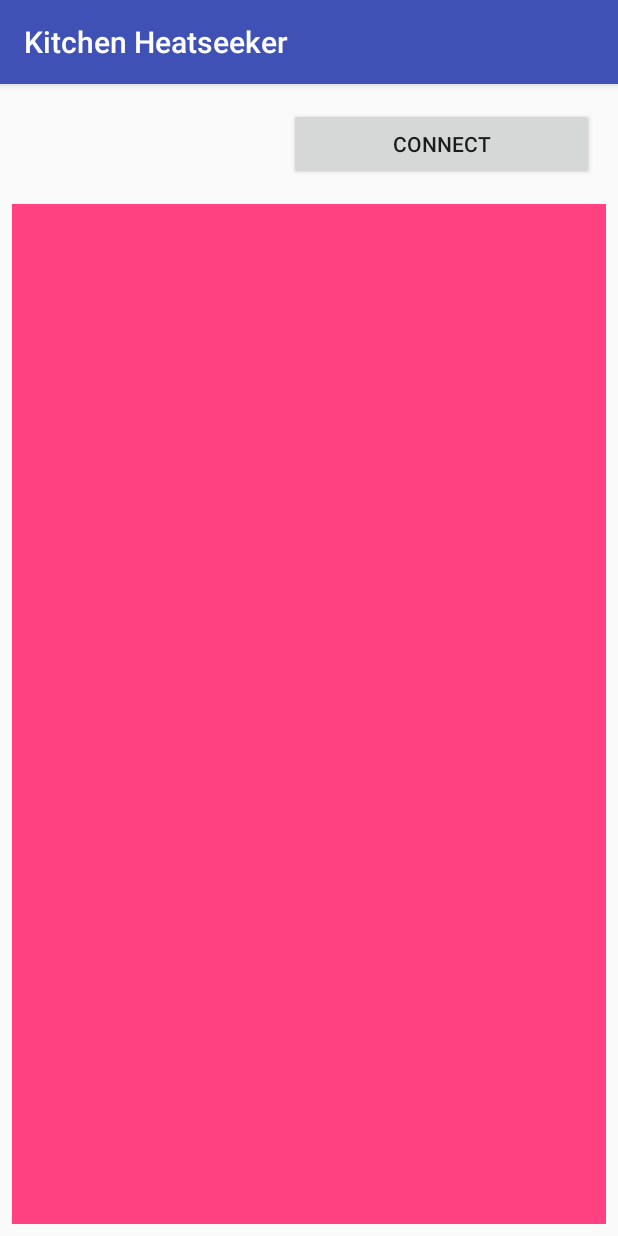
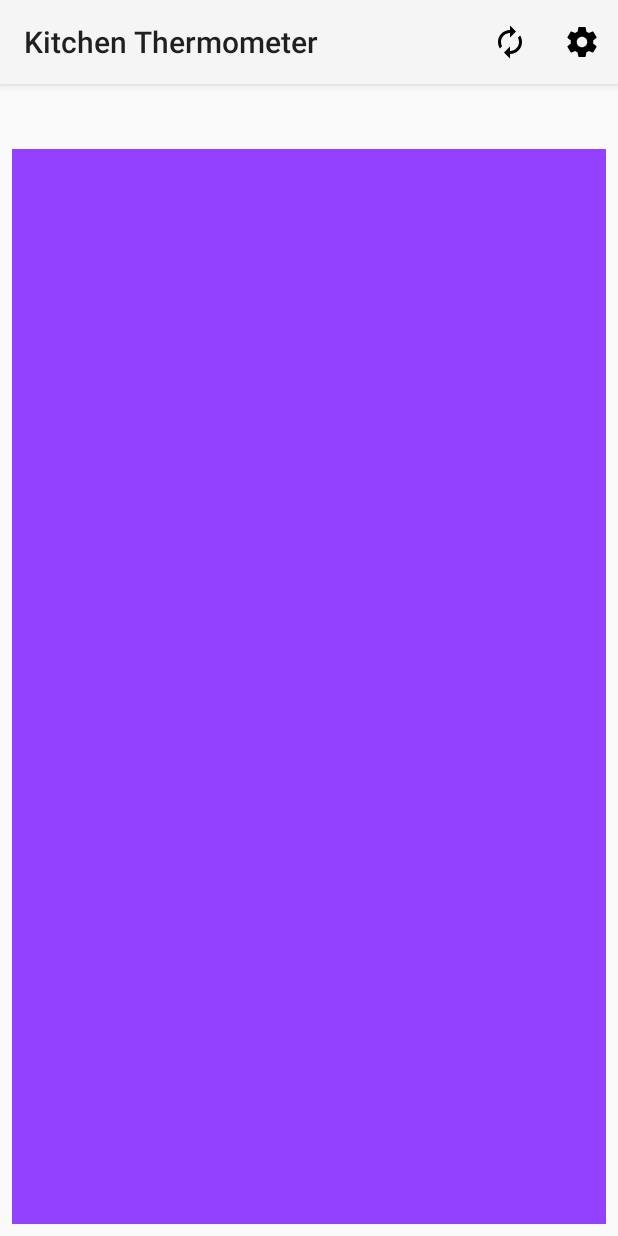
Before and after one commit to tom-mi/kitchen-thermometer-app, an Android app: the screen it shows after launch (HeatDisplay), on a phone screen of 412 x 824 dp. Run offline under Robolectric (Android 15) with nearby library versions, the phone set to English and light mode, and no system bars; libraries missing offline, so code that uses them is left out: org.apache.commons.

Commit message:
Big refactoring finished

```diff
--- a/app/build.gradle
+++ b/app/build.gradle
@@ -18,6 +18,7 @@ android {
             proguardFiles getDefaultProguardFile('proguard-android.txt'), 'proguard-rules.pro'
         }
     }
+    sourceSets { main { res.srcDirs = ['src/main/res'] } }
 }
 androidExtensions {
     experimental = true
--- a/app/src/main/AndroidManifest.xml
+++ b/app/src/main/AndroidManifest.xml
@@ -9,7 +9,7 @@
         android:label="@string/app_name"
         android:roundIcon="@mipmap/ic_launcher_round"
         android:supportsRtl="true"
-        android:theme="@style/AppTheme">
+        android:theme="@style/Theme.AppCompat.Light.NoActionBar">
 
         <activity android:name="de.rfnbrgr.kitchenthermometer.HeatDisplay">
             <intent-filter>
--- a/app/src/main/java/de/rfnbrgr/kitchenthermometer/HeatDisplay.kt
+++ b/app/src/main/java/de/rfnbrgr/kitchenthermometer/HeatDisplay.kt
@@ -1,57 +1,123 @@
 package de.rfnbrgr.kitchenthermometer
 
-import android.content.BroadcastReceiver
-import android.content.Context
-import android.content.Intent
-import android.content.IntentFilter
+import android.content.*
 import android.graphics.Color
 import android.os.Bundle
 import android.preference.PreferenceManager
+import android.support.v4.content.LocalBroadcastManager
+import android.support.v7.app.AlertDialog
 import android.support.v7.app.AppCompatActivity
 import android.util.Log
+import android.view.Menu
+import android.view.MenuItem
 import kotlinx.android.synthetic.main.activity_heat_display.*
 
-class HeatDisplay : AppCompatActivity() {
+class HeatDisplay : AppCompatActivity(), SharedPreferences.OnSharedPreferenceChangeListener {
 
-    private val receiver = object: BroadcastReceiver() {
+    private val receiver = object : BroadcastReceiver() {
         override fun onReceive(context: Context?, intent: Intent?) {
             if (intent?.action == HEAT_FRAME_ACTION) {
                 val frame = intent.getParcelableExtra<HeatFrame>(HEAT_FRAME_PAYLOAD)
                 heatmap.setFrame(frame)
-                textClientStatus.text = "Receiving"
             }
             if (intent?.action == CLIENT_STATE_ACTION) {
                 val state = intent.getSerializableExtra(CLIENT_STATE_PAYLOAD) as DeviceClient.ClientState
-                textClientStatus.text = state.toString()
+                val hostname = intent.getStringExtra(CLIENT_STATE_HOSTNAME) ?: ""
+                when (state) {
+                    DeviceClient.ClientState.CONNECTING -> textClientStatus.text = getString(R.string.state_connecting, hostname)
+                    DeviceClient.ClientState.CONNECTED -> textClientStatus.text = getString(R.string.state_connected, hostname)
+                    DeviceClient.ClientState.NOT_CONNECTED -> textClientStatus.text = getString(R.string.state_not_connected)
+                    DeviceClient.ClientState.FAILED -> textClientStatus.text = getString(R.string.state_failed, hostname)
+                    else -> textClientStatus.text = getString(R.string.state_unknown)
+                }
             }
         }
+    }
+
+    override fun onCreateOptionsMenu(menu: Menu?): Boolean {
+        menuInflater.inflate(R.menu.toolbar_menu, menu)
+        return true
     }
 
     override fun onCreate(savedInstanceState: Bundle?) {
         super.onCreate(savedInstanceState)
         PreferenceManager.setDefaultValues(this, R.xml.preferences, false)
+        setContentView(R.layout.activity_heat_display)
+        initializeToolbar()
+        configureHeatmap()
+        val sharedPref = PreferenceManager.getDefaultSharedPreferences(this)
+        sharedPref.registerOnSharedPreferenceChangeListener(this)
+    }
 
-        setContentView(R.layout.activity_heat_display)
+    private fun initializeToolbar() {
+        setSupportActionBar(toolbar)
+    }
 
-        configureHeatmap()
+    override fun onOptionsItemSelected(item: MenuItem) = when (item.itemId) {
+        R.id.action_settings -> {
+            startActivity(Intent(this, SettingsActivity::class.java))
+            true
+        }
+
+        R.id.action_reconnect -> {
+            startService(Intent(this, DeviceClientService::class.java))
+            true
+        }
+
+        else -> {
+            super.onOptionsItemSelected(item)
+        }
+
+    }
+
+    override fun onSharedPreferenceChanged(sharedPreferences: SharedPreferences?, key: String?) {
+        Log.d(javaClass.simpleName, "Preference for key $key changed")
+        if (key == getString(R.string.pref_smooth_heatmap) || key == getString(R.string.pref_interpolate_heatmap)) {
+            configureHeatmap()
+        }
     }
 
     override fun onStart() {
         super.onStart()
-        Log.d("Display", "heatmap width2: ${heatmap.width}")
         val filter = IntentFilter()
         filter.addAction(HEAT_FRAME_ACTION)
         filter.addAction(CLIENT_STATE_ACTION)
-        registerReceiver(receiver, filter)
+        LocalBroadcastManager.getInstance(this).registerReceiver(receiver, filter)
+
+        startService(Intent(this, DeviceClientService::class.java))
     }
 
     override fun onStop() {
         super.onStop()
-        unregisterReceiver(receiver)
+        LocalBroadcastManager.getInstance(this).unregisterReceiver(receiver)
+        stopService(Intent(this, DeviceClientService::class.java))
+    }
+
+    override fun onResume() {
+        super.onResume()
+        val sharedPref = PreferenceManager.getDefaultSharedPreferences(this)
+        val hostname = sharedPref.getString(getString(R.string.pref_hostname), "")
+        if (hostname == "") {
+            showSetHostnameDialog()
+        }
+    }
+
+    private fun showSetHostnameDialog() {
+        val builder = AlertDialog.Builder(this)
+        builder
+                .setTitle(R.string.dialog_hostname_not_set_title)
+                .setMessage(R.string.dialog_hostname_not_set_message)
+                .setNeutralButton(R.string.ok, { _, _ ->
+                    startActivity(Intent(this, SettingsActivity::class.java))
+                })
+                .setIcon(R.drawable.ic_warning_black_24dp)
+                .show()
     }
 
     private fun configureHeatmap() {
+        val sharedPref = PreferenceManager.getDefaultSharedPreferences(this)
         heatmap.colorStops = mapOf(0f to Color.BLUE, 20f to Color.GREEN, 50f to Color.YELLOW, 100f to Color.RED)
-        heatmap.smooth = getPreferences(Context.MODE_PRIVATE).getBoolean(getString(R.string.pref_smoothHeatmap), false)
+        heatmap.smooth = sharedPref.getBoolean(getString(R.string.pref_smooth_heatmap), false)
+        heatmap.interpolate = sharedPref.getBoolean(getString(R.string.pref_interpolate_heatmap), false)
     }
 }
--- /dev/null
+++ b/app/src/main/res/drawable/ic_autorenew_black_24dp.xml
@@ -0,0 +1,9 @@
+<vector xmlns:android="http://schemas.android.com/apk/res/android"
+        android:width="24dp"
+        android:height="24dp"
+        android:viewportWidth="24.0"
+        android:viewportHeight="24.0">
+    <path
+        android:fillColor="#FF000000"
+        android:pathData="M12,6v3l4,-4 -4,-4v3c-4.42,0 -8,3.58 -8,8 0,1.57 0.46,3.03 1.24,4.26L6.7,14.8c-0.45,-0.83 -0.7,-1.79 -0.7,-2.8 0,-3.31 2.69,-6 6,-6zM18.76,7.74L17.3,9.2c0.44,0.84 0.7,1.79 0.7,2.8 0,3.31 -2.69,6 -6,6v-3l-4,4 4,4v-3c4.42,0 8,-3.58 8,-8 0,-1.57 -0.46,-3.03 -1.24,-4.26z"/>
+</vector>
--- /dev/null
+++ b/app/src/main/res/drawable/ic_settings_black_24dp.xml
@@ -0,0 +1,9 @@
+<vector xmlns:android="http://schemas.android.com/apk/res/android"
+        android:width="24dp"
+        android:height="24dp"
+        android:viewportWidth="24.0"
+        android:viewportHeight="24.0">
+    <path
+        android:fillColor="#FF000000"
+        android:pathData="M19.43,12.98c0.04,-0.32 0.07,-0.64 0.07,-0.98s-0.03,-0.66 -0.07,-0.98l2.11,-1.65c0.19,-0.15 0.24,-0.42 0.12,-0.64l-2,-3.46c-0.12,-0.22 -0.39,-0.3 -0.61,-0.22l-2.49,1c-0.52,-0.4 -1.08,-0.73 -1.69,-0.98l-0.38,-2.65C14.46,2.18 14.25,2 14,2h-4c-0.25,0 -0.46,0.18 -0.49,0.42l-0.38,2.65c-0.61,0.25 -1.17,0.59 -1.69,0.98l-2.49,-1c-0.23,-0.09 -0.49,0 -0.61,0.22l-2,3.46c-0.13,0.22 -0.07,0.49 0.12,0.64l2.11,1.65c-0.04,0.32 -0.07,0.65 -0.07,0.98s0.03,0.66 0.07,0.98l-2.11,1.65c-0.19,0.15 -0.24,0.42 -0.12,0.64l2,3.46c0.12,0.22 0.39,0.3 0.61,0.22l2.49,-1c0.52,0.4 1.08,0.73 1.69,0.98l0.38,2.65c0.03,0.24 0.24,0.42 0.49,0.42h4c0.25,0 0.46,-0.18 0.49,-0.42l0.38,-2.65c0.61,-0.25 1.17,-0.59 1.69,-0.98l2.49,1c0.23,0.09 0.49,0 0.61,-0.22l2,-3.46c0.12,-0.22 0.07,-0.49 -0.12,-0.64l-2.11,-1.65zM12,15.5c-1.93,0 -3.5,-1.57 -3.5,-3.5s1.57,-3.5 3.5,-3.5 3.5,1.57 3.5,3.5 -1.57,3.5 -3.5,3.5z"/>
+</vector>
--- /dev/null
+++ b/app/src/main/res/drawable/ic_warning_black_24dp.xml
@@ -0,0 +1,9 @@
+<vector xmlns:android="http://schemas.android.com/apk/res/android"
+        android:width="24dp"
+        android:height="24dp"
+        android:viewportWidth="24.0"
+        android:viewportHeight="24.0">
+    <path
+        android:fillColor="#FF000000"
+        android:pathData="M1,21h22L12,2 1,21zM13,18h-2v-2h2v2zM13,14h-2v-4h2v4z"/>
+</vector>
--- a/app/src/main/res/layout/activity_heat_display.xml
+++ b/app/src/main/res/layout/activity_heat_display.xml
@@ -1,69 +1,49 @@
 <?xml version="1.0" encoding="utf-8"?>
-<android.support.constraint.ConstraintLayout xmlns:android="http://schemas.android.com/apk/res/android"
+<LinearLayout xmlns:android="http://schemas.android.com/apk/res/android"
     xmlns:app="http://schemas.android.com/apk/res-auto"
     xmlns:tools="http://schemas.android.com/tools"
     android:layout_width="match_parent"
     android:layout_height="match_parent"
+    android:orientation="vertical"
     tools:context="de.rfnbrgr.kitchenthermometer.HeatDisplay">
 
-    <android.support.constraint.ConstraintLayout
-        android:id="@+id/constraintLayout"
+    <android.support.v7.widget.Toolbar
+        android:id="@+id/toolbar"
+        style="@style/Toolbar"
+        android:layout_width="match_parent"
+        android:layout_height="?attr/actionBarSize"
+        android:layout_weight="0"
+        android:background="?attr/colorPrimary"
+        android:elevation="4dp"
+        android:theme="@style/ThemeOverlay.AppCompat.ActionBar"
+        app:popupTheme="@style/ThemeOverlay.AppCompat.Light" />
+
+    <TextView
+        android:id="@+id/textClientStatus"
         android:layout_width="match_parent"
         android:layout_height="wrap_content"
-        android:layout_marginEnd="8dp"
+        android:layout_marginBottom="8dp"
         android:layout_marginStart="8dp"
         android:layout_marginTop="8dp"
-        app:layout_constraintEnd_toEndOf="parent"
-        app:layout_constraintHorizontal_bias="0.0"
+        android:layout_weight="0"
+        app:layout_constraintBottom_toBottomOf="parent"
         app:layout_constraintStart_toStartOf="parent"
-        app:layout_constraintTop_toTopOf="parent">
-
-        <Button
-            android:id="@+id/button"
-            android:layout_width="203dp"
-            android:layout_height="wrap_content"
-            android:layout_marginBottom="8dp"
-            android:layout_marginEnd="8dp"
-            android:layout_marginTop="8dp"
-            android:layout_weight="1"
-            android:text="@string/connect"
-            app:layout_constraintBottom_toBottomOf="parent"
-            app:layout_constraintEnd_toEndOf="parent"
-            app:layout_constraintTop_toTopOf="parent" />
-
-        <TextView
-            android:id="@+id/textClientStatus"
-            android:layout_width="84dp"
-            android:layout_height="wrap_content"
-            android:layout_marginBottom="8dp"
-            android:layout_marginEnd="8dp"
-            android:layout_marginStart="8dp"
-            android:layout_marginTop="8dp"
-            android:layout_weight="1"
-            app:layout_constraintBottom_toBottomOf="parent"
-            app:layout_constraintEnd_toStartOf="@+id/button"
-            app:layout_constraintStart_toStartOf="parent"
-            app:layout_constraintTop_toTopOf="parent" />
-
-        <android.support.constraint.Guideline
-            android:id="@+id/guideline"
-            android:layout_width="wrap_content"
-            android:layout_height="wrap_content"
-            android:orientation="horizontal"
-            app:layout_constraintGuide_begin="20dp" />
-    </android.support.constraint.ConstraintLayout>
+        app:layout_constraintTop_toTopOf="parent"
+        tools:text="@string/state_unknown" />
 
     <de.rfnbrgr.kitchenthermometer.HeatmapView
         android:id="@+id/heatmap"
-        android:layout_width="0dp"
+        android:layout_width="match_parent"
         android:layout_height="0dp"
         android:layout_marginBottom="8dp"
         android:layout_marginEnd="8dp"
         android:layout_marginStart="8dp"
         android:layout_marginTop="8dp"
-        android:background="@color/colorAccent"
+        android:layout_weight="1"
+        android:background="#9340ff"
         app:layout_constraintBottom_toBottomOf="parent"
         app:layout_constraintEnd_toEndOf="parent"
         app:layout_constraintStart_toStartOf="parent"
         app:layout_constraintTop_toBottomOf="@+id/constraintLayout" />
-</android.support.constraint.ConstraintLayout>
+
+</LinearLayout>
--- /dev/null
+++ b/app/src/main/res/menu/toolbar_menu.xml
@@ -0,0 +1,20 @@
+<?xml version="1.0" encoding="utf-8"?>
+<menu xmlns:android="http://schemas.android.com/apk/res/android"
+    xmlns:app="http://schemas.android.com/apk/res-auto">
+
+
+    <!-- Settings, should always be in the overflow -->
+    <item
+        android:id="@+id/action_reconnect"
+        android:icon="@drawable/ic_autorenew_black_24dp"
+        android:title="@string/action_reconnect"
+        app:showAsAction="always" />
+
+    <item
+        android:id="@+id/action_settings"
+        android:icon="@drawable/ic_settings_black_24dp"
+        android:title="@string/action_settings"
+        app:showAsAction="always" />
+
+
+</menu>
--- a/app/src/main/res/values/strings.xml
+++ b/app/src/main/res/values/strings.xml
@@ -1,8 +1,24 @@
 <resources>
-    <string name="app_name">Kitchen Heatseeker</string>
+    <string name="app_name">Kitchen Thermometer</string>
     <string name="host">Host</string>
     <string name="connect_button">Connect</string>
-    <string name="pref_hostname">Hostname</string>
-    <string name="pref_smoothHeatmap">Smooth Heatmap</string>
+    <string name="pref_hostname">hostname</string>
+    <string name="pref_hostname_title">Hostname</string>
+    <string name="pref_interpolate_heatmap">interpolate_heatmap</string>
+    <string name="pref_interpolate_heatmap_title">Interpolate</string>
+    <string name="pref_smooth_heatmap">smooth_heatmap</string>
+    <string name="pref_smooth_heatmap_title">Smooth</string>
     <string name="connect">Connect</string>
+    <string name="action_settings">Settings</string>
+    <string name="action_reconnect">Reconnect</string>
+    <string name="ok">OK</string>
+    <string name="dialog_hostname_not_set_title">Hostname not set</string>
+    <string name="dialog_hostname_not_set_message">Please set the hostname of the target device.</string>
+    <string name="state_unknown">Unknown state</string>
+    <string name="state_connected">Connected to %s</string>
+    <string name="state_connecting">Connecting to %s ...</string>
+    <string name="state_not_connected">Not connected</string>
+    <string name="state_failed">Failed to connect to %s</string>
+    <string name="pref_connection_title">Connection</string>
+    <string name="pref_heatmap_title">Heatmap</string>
 </resources>
--- a/app/src/main/res/values/styles.xml
+++ b/app/src/main/res/values/styles.xml
@@ -8,4 +8,12 @@
         <item name="colorAccent">@color/colorAccent</item>
     </style>
 
+
+    <style name="Toolbar">
+        <item name="android:layout_height">wrap_content</item>
+        <item name="android:layout_width">match_parent</item>
+        <item name="android:minHeight">?attr/actionBarSize</item>
+        <item name="android:windowNoTitle">true</item>
+        <item name="android:background">@color/colorPrimary</item>
+    </style>
 </resources>
--- a/app/src/main/res/xml/preferences.xml
+++ b/app/src/main/res/xml/preferences.xml
@@ -1,10 +1,28 @@
 <?xml version="1.0" encoding="utf-8"?>
 <PreferenceScreen xmlns:android="http://schemas.android.com/apk/res/android">
-    <EditTextPreference
-        android:key="pref_hostname"
-        android:title="@string/pref_hostname"/>
+    <PreferenceCategory
+        android:key="pref_connection"
+        android:title="@string/pref_connection_title">
+
+        <de.rfnbrgr.kitchenthermometer.BetterEditTextPreference
+            android:inputType="text"
+            android:key="@string/pref_hostname"
+            android:maxLines="1"
+            android:summary="%s"
+            android:title="@string/pref_hostname_title" />
+    </PreferenceCategory>
+
+    <PreferenceCategory
+        android:key="pref_heatmap"
+        android:title="@string/pref_heatmap_title">
     <CheckBoxPreference
-        android:key="pref_smoothHeatmap"
-        android:title="@string/pref_smoothHeatmap"
-        android:defaultValue="false"/>
+        android:defaultValue="true"
+        android:key="@string/pref_interpolate_heatmap"
+        android:title="@string/pref_interpolate_heatmap_title" />
+    <CheckBoxPreference
+        android:defaultValue="false"
+        android:key="@string/pref_smooth_heatmap"
+        android:title="@string/pref_smooth_heatmap_title" />
+    </PreferenceCategory>
+
 </PreferenceScreen>
--- a/build.gradle
+++ b/build.gradle
@@ -7,7 +7,7 @@ buildscript {
         jcenter()
     }
     dependencies {
-        classpath 'com.android.tools.build:gradle:3.0.1'
+        classpath 'com.android.tools.build:gradle:3.1.1'
         classpath "org.jetbrains.kotlin:kotlin-gradle-plugin:$kotlin_version"
 
         // NOTE: Do not place your application dependencies here; they belong
```
Also changed, not shown: app/src/main/java/android/util/Log.java (added, +25 -0 lines), app/src/main/java/de/rfnbrgr/kitchenthermometer/BetterEditTextPreference.kt (added, +17 -0 lines), app/src/main/java/de/rfnbrgr/kitchenthermometer/DeviceClient.kt (+12 -6 lines), app/src/main/java/de/rfnbrgr/kitchenthermometer/DeviceClientService.kt (+20 -7 lines), app/src/main/java/de/rfnbrgr/kitchenthermometer/HeatmapView.kt (+24 -16 lines), gradle/wrapper/gradle-wrapper.properties, 1 other file.
